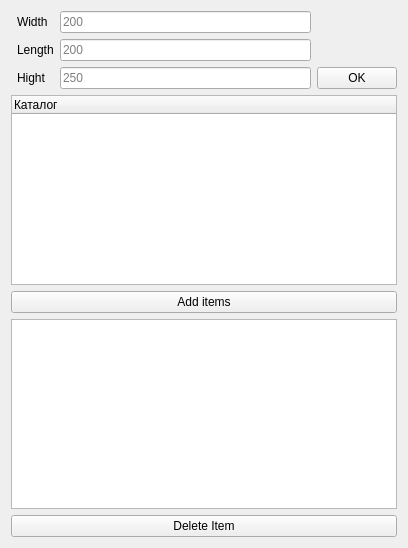
Above: settings.ui from Tulenien/ComputerGraphics before the change. Below: the same form after it.
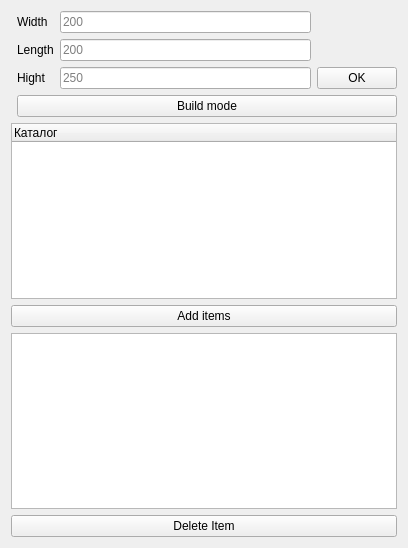
That is the form after the change.

Commit message: Implement build mode

```diff
--- a/settings.ui
+++ b/settings.ui
@@ -14,6 +14,42 @@
    <string>Form</string>
   </property>
   <layout class="QGridLayout" name="gridLayout">
+   <item row="2" column="0" colspan="2">
+    <layout class="QGridLayout" name="gridLayout_2">
+     <item row="3" column="0" colspan="2">
+      <widget class="QListWidget" name="ItemListWdt"/>
+     </item>
+     <item row="0" column="0" colspan="2">
+      <widget class="QTreeWidget" name="itemCatalogWdt">
+       <property name="sizePolicy">
+        <sizepolicy hsizetype="Expanding" vsizetype="Expanding">
+         <horstretch>0</horstretch>
+         <verstretch>0</verstretch>
+        </sizepolicy>
+       </property>
+       <column>
+        <property name="text">
+         <string>Каталог</string>
+        </property>
+       </column>
+      </widget>
+     </item>
+     <item row="4" column="0" colspan="2">
+      <widget class="QPushButton" name="deleteItemButton">
+       <property name="text">
+        <string>Delete Item</string>
+       </property>
+      </widget>
+     </item>
+     <item row="1" column="0" colspan="2">
+      <widget class="QPushButton" name="addItemsButton">
+       <property name="text">
+        <string>Add items</string>
+       </property>
+      </widget>
+     </item>
+    </layout>
+   </item>
    <item row="0" column="1">
     <layout class="QGridLayout" name="gridLayout_3">
      <item row="1" column="1">
@@ -73,41 +109,12 @@
      </item>
     </layout>
    </item>
-   <item row="1" column="0" colspan="2">
-    <layout class="QGridLayout" name="gridLayout_2">
-     <item row="3" column="0" colspan="2">
-      <widget class="QListWidget" name="ItemListWdt"/>
-     </item>
-     <item row="0" column="0" colspan="2">
-      <widget class="QTreeWidget" name="itemCatalogWdt">
-       <property name="sizePolicy">
-        <sizepolicy hsizetype="Expanding" vsizetype="Expanding">
-         <horstretch>0</horstretch>
-         <verstretch>0</verstretch>
-        </sizepolicy>
-       </property>
-       <column>
-        <property name="text">
-         <string>Каталог</string>
-        </property>
-       </column>
-      </widget>
-     </item>
-     <item row="4" column="0" colspan="2">
-      <widget class="QPushButton" name="deleteItemButton">
-       <property name="text">
-        <string>Delete Item</string>
-       </property>
-      </widget>
-     </item>
-     <item row="1" column="0" colspan="2">
-      <widget class="QPushButton" name="addItemsButton">
-       <property name="text">
-        <string>Add items</string>
-       </property>
-      </widget>
-     </item>
-    </layout>
+   <item row="1" column="1">
+    <widget class="QPushButton" name="changeModeBtn">
+     <property name="text">
+      <string>Build mode</string>
+     </property>
+    </widget>
    </item>
   </layout>
  </widget>
```
The commit also changes 8 other files.
